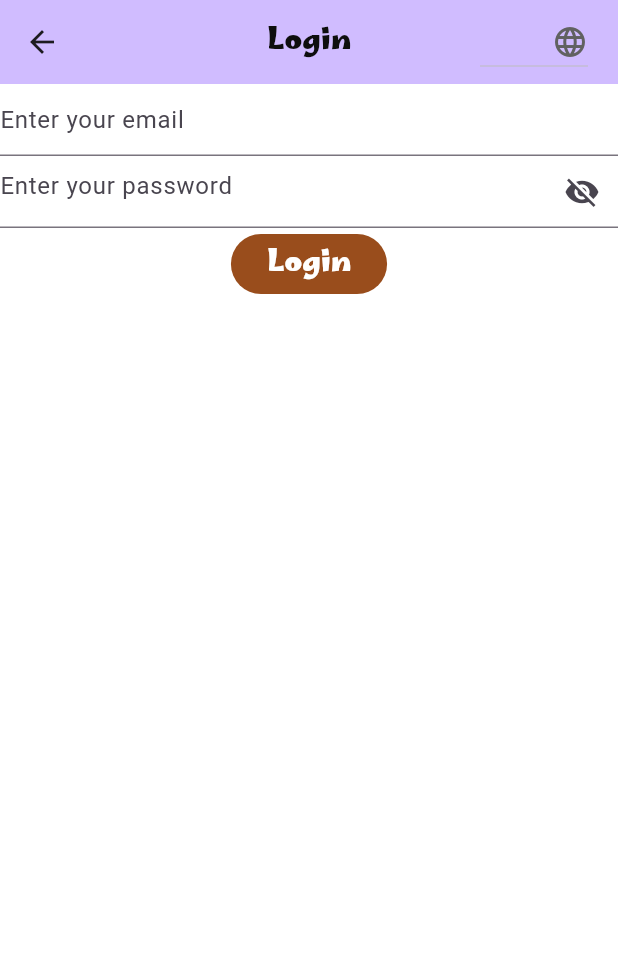
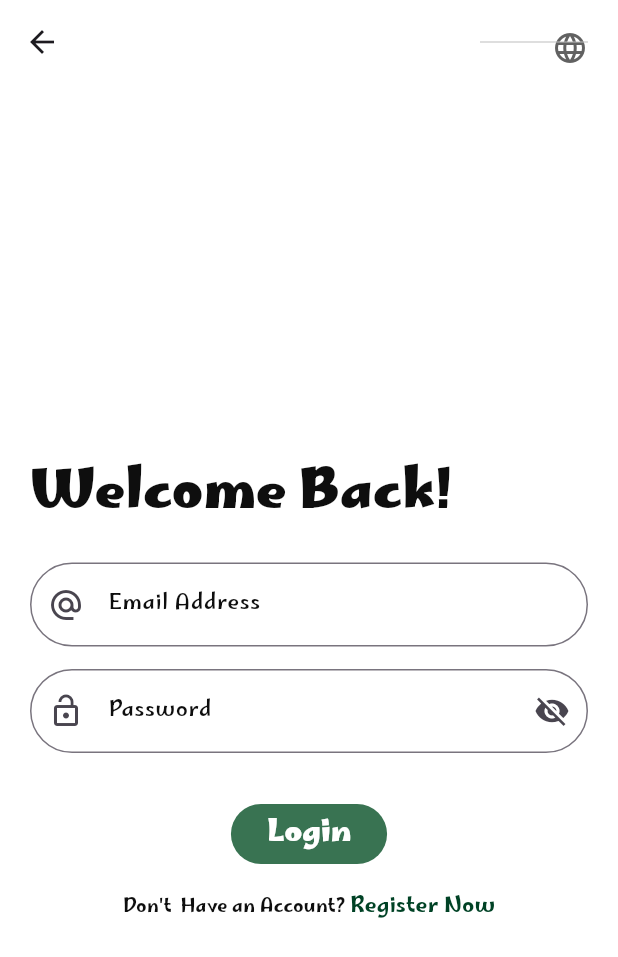
Before and after one commit to roaagawish/sprints_tourist_guide_app, a Flutter app: the LoginScreen screen opened by its route, on a phone screen of 412 x 824 dp. Shown: the top 957 px of the screen. Run offline on Flutter 3.47's test engine with Material 3 defaults, Android fonts, the phone set to English and light mode, and no system bars; our stand-ins replace easy_localization, fluttertoast, lottie, shared_preferences; missing offline and left inert: country_flags; accounts and stored records are empty.

Commit message:
modfiy registration code

```diff
--- a/lib/main.dart
+++ b/lib/main.dart
@@ -30,7 +30,7 @@ class MyApp extends StatelessWidget {
       debugShowCheckedModeBanner: false,
       themeMode: ThemeMode.light,
       theme: getlightTheme(),
-      initialRoute: Routes.homeRoute, //TODO: change to any route
+      initialRoute: Routes.signUpRoute, //TODO: change to any route
       onGenerateRoute: RouteGenerator.getRoute,
     );
   }
--- a/lib/resourses/colors_manager.dart
+++ b/lib/resourses/colors_manager.dart
@@ -8,7 +8,8 @@ class ColorsManager {
   static const Color sandYellow = Color(0xFFF3B664);
   static const Color paleYellow = Color(0xFFF1EB90);
   static const Color oliveGreen = Color(0xFF9FBB73);
-  static const Color darkGreen = Color(0xFF004225);
+  static const Color darkGreen = Color.fromARGB(255, 0, 66, 37);
+  static const Color mediumGreen = Color.fromARGB(255, 57, 115, 82);
   static const Color black = Color(0xff0e0e0e);
   static const Color grey = Color(0xff898f9c);
   static const Color red = Color(0xFFee403d);
--- a/lib/resourses/theme_manager.dart
+++ b/lib/resourses/theme_manager.dart
@@ -40,7 +40,7 @@ ThemeData getlightTheme() {
         //side: const BorderSide(color: ColorsManager.blue, width: 2),
         elevation: 0,
         foregroundColor: ColorsManager.white,
-        backgroundColor: ColorsManager.mediumBrown,
+        backgroundColor: ColorsManager.mediumGreen,
         textStyle: Styles.style20Bold(),
         shape: RoundedRectangleBorder(borderRadius: BorderRadius.circular(50)),
       ),
--- a/lib/screens/01_sign_up/widgets/locale_dropdown.dart
+++ b/lib/screens/01_sign_up/widgets/locale_dropdown.dart
@@ -1,6 +1,8 @@
 import 'package:country_flags/country_flags.dart';
 import 'package:flutter/material.dart';
 import 'package:easy_localization/easy_localization.dart';
+
+import '../../../resourses/colors_manager.dart';
 
 
 // dropdown menu to set locale
@@ -23,7 +25,7 @@ class LocaleDropdown extends StatelessWidget {
       onChanged: (value) {
         callback?.call(value['languageCode'], value['countryCode']);
       },
-      icon: Icon(Icons.language),
+      icon: Icon(Icons.language , color: ColorsManager.darkGreen,),
     );
   }
 }
--- /dev/null
+++ b/lib/screens/01_sign_up/widgets/text_form_field.dart
@@ -0,0 +1,65 @@
+import 'package:flutter/material.dart';
+
+import '../../../resourses/colors_manager.dart';
+import '../../../resourses/styles_manager.dart';
+
+class CustomTextFormField extends StatefulWidget {
+  final TextEditingController controller;
+  final String labelText;
+  final Icon prefixIcon;
+  final bool isPasswordField;
+  final String? Function(String?)? validator;
+  final TextInputType keyboardType;
+
+  const CustomTextFormField({
+    super.key,
+    required this.controller,
+    required this.labelText,
+    required this.prefixIcon,
+    this.isPasswordField = false,
+    required this.validator,
+    required this.keyboardType,
+  });
+
+  @override
+  _CustomTextFormFieldState createState() => _CustomTextFormFieldState();
+}
+
+class _CustomTextFormFieldState extends State<CustomTextFormField> {
+  bool _obscureText = true;
+
+   TextStyle testFieldStyle = Styles.style14Medium().copyWith(fontWeight: FontWeight.normal);
+
+  @override
+  Widget build(BuildContext context) {
+    return TextFormField(
+      controller: widget.controller,
+      obscureText: widget.isPasswordField ? _obscureText : false,
+      obscuringCharacter: widget.isPasswordField ? "*" : " " ,
+      decoration: InputDecoration(
+        hoverColor: ColorsManager.mediumGreen,
+        focusColor: ColorsManager.mediumGreen,
+        border:  OutlineInputBorder(
+        borderRadius: BorderRadius.circular(50),
+        ),
+        labelText: widget.labelText,
+        labelStyle: testFieldStyle,
+        prefixIcon: widget.prefixIcon,
+        suffixIcon: widget.isPasswordField
+            ? InkWell(
+                onTap: () {
+                  setState(() {
+                    _obscureText = !_obscureText;
+                  });
+                },
+                child: _obscureText
+                    ? const Icon(Icons.visibility_off)
+                    : const Icon(Icons.visibility),
+              )
+            : null,
+      ),
+      validator: widget.validator,
+      keyboardType: widget.keyboardType,
+    );
+  }
+}
--- a/lib/screens/02_login/login_screen.dart
+++ b/lib/screens/02_login/login_screen.dart
@@ -1,13 +1,16 @@
 import 'package:flutter/material.dart';
-import 'package:fluttertoast/fluttertoast.dart';
 import '../../models/user_model.dart';
 import '../../resourses/colors_manager.dart';
 import '../../resourses/routes_manager.dart';
+import '../../resourses/styles_manager.dart';
+import '../01_sign_up/widgets/flutter_toast.dart';
+import '../01_sign_up/widgets/text_form_field.dart';
 import 'widgets/locale_dropdown.dart';
 import 'package:easy_localization/easy_localization.dart';
 
 class LoginScreen extends StatefulWidget {
-  final void Function(String languageCode, String? countryCode)? localeChangeCallback;
+  final void Function(String languageCode, String? countryCode)?
+      localeChangeCallback;
   final void Function()? signInSuccessfulCallback;
   const LoginScreen(
       {super.key, this.localeChangeCallback, this.signInSuccessfulCallback});
@@ -17,37 +20,49 @@ class LoginScreen extends StatefulWidget {
 }
 
 class _LoginScreenState extends State<LoginScreen> {
-  var _hidePassword = true;
   final _emailAddressController = TextEditingController();
   final _passwordController = TextEditingController();
   final _formKey = GlobalKey<FormState>();
-
 
   @override
   Widget build(BuildContext context) {
     return Scaffold(
       appBar: AppBar(
-        backgroundColor: Theme.of(context).colorScheme.inversePrimary,
-        title: Text(context.tr('loginPageTitle')),
+        backgroundColor: Colors.transparent,
         actions: [
-          LocaleDropdown(
+          Padding(
+            padding: const EdgeInsets.all(20.0),
+            child: LocaleDropdown(
               // dropdown menu to set app locale
               callback: widget.localeChangeCallback,
             ),
-          SizedBox(
-            // dummy padding box
-            width: 20,
-          )
+          ),
         ],
       ),
       body: Center(
         child: Form(
             // the user input form
             key: _formKey,
+            child: SingleChildScrollView(
+              child: Padding(
+                padding: const EdgeInsets.all(20.0),
                 child: Column(
+                  mainAxisAlignment: MainAxisAlignment.center,
+                  crossAxisAlignment: CrossAxisAlignment.center,
                   children: <Widget>[
+                    SizedBox(height: 40),
+                    Align(
+                      alignment: Alignment.centerLeft,
+                      child: Text(
+                        'Welcome Back!',
+                        style: Styles.style24Bold().copyWith(fontSize: 35),
+                      ),
+                    ),
+                    const SizedBox(
+                      height: 20,
+                    ),
                     // Email field
-                TextFormField(
+                    CustomTextFormField(
                       validator: (String? emailAddress) {
                         if (emailAddress == null || emailAddress.isEmpty) {
                           return context.tr('emailAddressEmptyMessage');
@@ -59,13 +74,17 @@ class _LoginScreenState extends State<LoginScreen> {
                         return null;
                       },
                       controller: _emailAddressController,
-                  decoration: InputDecoration(
-                    hintText: context.tr('emailHint'),
+                      keyboardType: TextInputType.emailAddress,
+                      labelText: 'Email Address',
+                      prefixIcon: const Icon(Icons.alternate_email),
                     ),
+                    const SizedBox(
+                      height: 15,
                     ),
                     // Password field
-                TextFormField(
-                  obscureText: _hidePassword,
+                    CustomTextFormField(
+                      isPasswordField: true,
+                      keyboardType: TextInputType.text,
                       validator: (String? password) {
                         if (password == null || password.isEmpty) {
                           return context.tr('passwordEmptyMessage');
@@ -78,87 +97,75 @@ class _LoginScreenState extends State<LoginScreen> {
                         return null;
                       },
                       controller: _passwordController,
-                  decoration: InputDecoration(
-                      hintText: context.tr('passwordHint'),
-                      suffixIcon: IconButton(
-                          onPressed: () {
-                            setState(() {
-                              _hidePassword = !_hidePassword;
-                            });
-                          },
-                          icon: Icon(_hidePassword
-                              ? Icons.visibility_off
-                              : Icons.visibility))),
+                      labelText: "Password",
+                      //labelStyle: ,
+                      prefixIcon: const Icon(Icons.lock_open),
                     ),
-                // Sign In button
+
+                    SizedBox(
+                      height: 30,
+                    ),
+                    // Login button
                     ElevatedButton(
                       onPressed: () {
-                    var validationResult = _formKey.currentState!.validate();
-                    if (!validationResult) {
-                      ScaffoldMessenger.of(context).showSnackBar(
-                        SnackBar(
-                            content: Text(context.tr('signInValidationFailureMessage'))),
+                        if (_formKey.currentState!.validate()) {
+                          Login();
+                        }
+                      },
+                      child: Text(context.tr('Login')),
+                    ),
+                    SizedBox(
+                      height: 15,
+                    ),
+                    // don't-have-an-account button
+                    GestureDetector(
+                      onTap: () {
+                        Navigator.of(context).pushNamed(
+                          Routes.signUpRoute,
                         );
-                      return;
-                    }
-
-                    // place sign-in query here
-
-                    showDialog(
-                        context: context,
-                        builder: (context) {
-                          return AlertDialog(
-                            content: Text(context.tr('signInSuccessMessage')),
-                            actions: [
-                              TextButton(
-                                  onPressed: () {
-                                    widget.signInSuccessfulCallback?.call();
                       },
-                                  child: Text(
-                                      context.tr('close'))),
-                            ],
-                          );
-                        });
-                  },
-                  child: Text(context.tr('login')),
+                      child: Center(
+                        child: Text.rich(
+                          TextSpan(children: [
+                            TextSpan(
+                              text: 'Don\'t  Have an Account? ',
+                              style: Styles.style12Medium(),
+                            ),
+                            TextSpan(
+                              text: 'Register Now',
+                              style: Styles.style14Medium()
+                                  .copyWith(color: ColorsManager.darkGreen),
+                            ),
+                          ]),
+                        ),
+                      ),
                     ),
                   ],
+                ),
+              ),
             )),
       ),
     );
   }
 
-    void Login() async{
+  void Login() async {
     String message = await LocalDataBase.Login(
       email: _emailAddressController.text,
       password: _passwordController.text,
     );
     switch (message) {
-      case "Wrong password! Please Try Again.":
-      case "Account not found! Try registering first":
-        Fluttertoast.showToast(
-            msg: message,
-            toastLength: Toast.LENGTH_SHORT,
-            gravity: ToastGravity.TOP,
-            timeInSecForIosWeb: 20,
-            backgroundColor: ColorsManager.red,
-            textColor: ColorsManager.white,
-            fontSize: 16.0);
+      case "Wrong password! Please try again.":
+      case "Account not found! Try registering first.":
+        showToast(message, ColorsManager.red);
         break;
-      case "Loged in Successfully!":
-        Fluttertoast.showToast(
-            msg: message,
-            toastLength: Toast.LENGTH_SHORT,
-            gravity: ToastGravity.TOP,
-            timeInSecForIosWeb: 20,
-            backgroundColor: ColorsManager.oliveGreen,
-            textColor: ColorsManager.white,
-            fontSize: 16.0);
+      case "Logged in Successfully!":
+        showToast(message, ColorsManager.white);
         Navigator.of(context).pushReplacementNamed(
           Routes.homeRoute,
         );
         break;
       default:
+        showToast( "An unexpected error occurred.",ColorsManager.softRed);
     }
   }
 }
```
Also changed, not shown: lib/models/user_model.dart (+45 -26 lines), lib/screens/01_sign_up/sign_up_screen.dart (+110 -100 lines), lib/screens/01_sign_up/widgets/flutter_toast.dart (added, +13 -0 lines), lib/screens/03_home/taps/profile_tab.dart (+37 -5 lines). Lines whose indentation alone changed are shown as unchanged.
